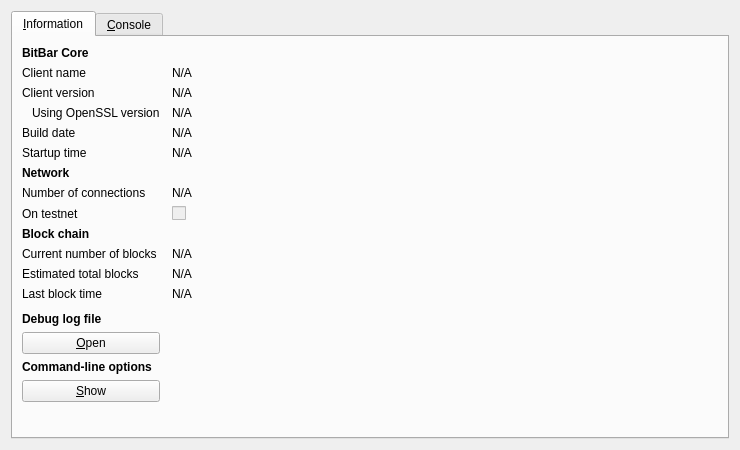
First picture: the form in src/qt/forms/rpcconsole.ui, repository Crypto-Currency/bitbar, before the edit.
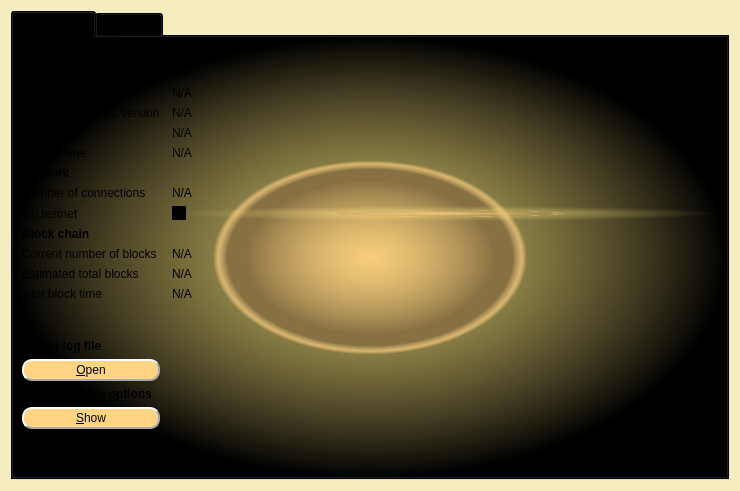
Second picture: the form after the edit. Icons and pictures are not drawn.

Patch:
```diff
--- a/src/qt/forms/rpcconsole.ui
+++ b/src/qt/forms/rpcconsole.ui
@@ -7,18 +7,26 @@
     <x>0</x>
     <y>0</y>
     <width>740</width>
-    <height>450</height>
+    <height>491</height>
    </rect>
   </property>
+  <property name="font">
+   <font>
+    <family>Ubuntu</family>
+   </font>
+  </property>
   <property name="windowTitle">
    <string>BitBar - Debug window</string>
   </property>
   <property name="styleSheet">
-   <string notr="true">background-image: url(:/images/background); background-position: center;</string>
+   <string notr="true">background-color: rgb(245,237,191);</string>
   </property>
   <layout class="QVBoxLayout" name="verticalLayout_2">
    <item>
     <widget class="QTabWidget" name="tabWidget">
+     <property name="styleSheet">
+      <string notr="true">QWidget{background-color: qradialgradient(spread:pad, cx:0.5, cy:0.5, radius:0.5, fx:0.5, fy:0.5, stop:0 rgba(255, 213,127, 206), stop:0.35 rgba(255, 213,127, 80), stop:0.4 rgba(255, 213,127, 80), stop:0.425 rgba(255, 213, 132, 156), stop:0.44 rgba(255, 233, 128, 80), stop:1 rgba(255, 255, 255, 0)); color yellow} QLabel{background-color:rgba(255,255,255,0)} QPushButton{padding: 2px 10px 2px 10px; background-color:rgb(255,213,132); color:black; border-style: outset; border-width: 2px; border-radius: 10px; border-color: darkgrey} QMenu{padding: 2px 10px 2px 10px;background-color:rgb(235,227,181);border:2px solid grey}</string>
+     </property>
      <property name="currentIndex">
       <number>0</number>
      </property>
```
